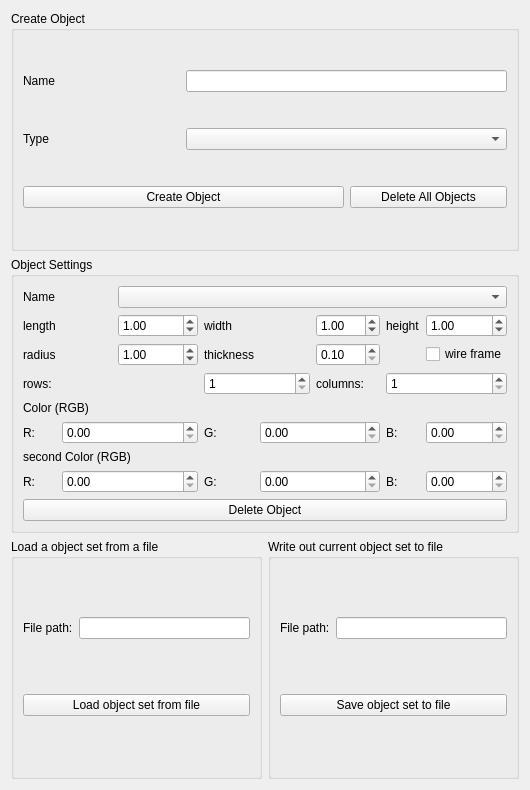
This is cedar/auxiliaries/gui/SceneWidget.ui in cedar/cedar as Qt 5 draws it before an edit. The edited form follows.
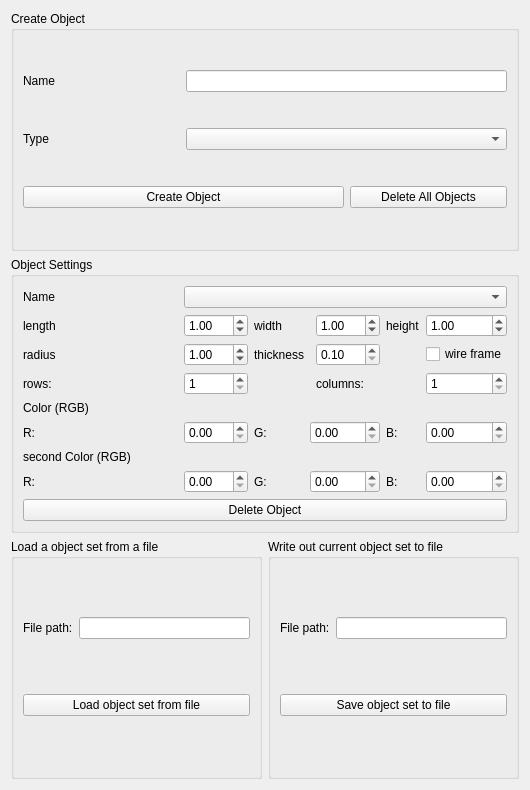
This is the edited form.

```diff
--- a/cedar/auxiliaries/gui/SceneWidget.ui
+++ b/cedar/auxiliaries/gui/SceneWidget.ui
@@ -116,6 +116,12 @@
      </layout>
     </widget>
    </item>
+   <item row="3" column="0" colspan="2">
+    <layout class="QVBoxLayout" name="mpRigidBodyWidgetLayout"/>
+   </item>
+   <item row="2" column="0" colspan="2">
+    <layout class="QVBoxLayout" name="mpRigidBodyVisualizationWidgetLayout"/>
+   </item>
    <item row="1" column="0" colspan="2">
     <widget class="QGroupBox" name="mpObjectSettingsBox">
      <property name="enabled">
@@ -124,8 +130,8 @@
      <property name="title">
       <string>Object Settings</string>
      </property>
-     <layout class="QGridLayout" name="gridLayout_2" columnstretch="1,2,1,2,1,2,0,0,0">
-      <item row="0" column="0" colspan="2">
+     <layout class="QGridLayout" name="gridLayout_2" columnstretch="1,0,0,0,0,0,0,0,0">
+      <item row="0" column="0">
        <widget class="QLabel" name="mpLabelName_2">
         <property name="text">
          <string>Name</string>
@@ -135,28 +141,28 @@
       <item row="0" column="2" colspan="7">
        <widget class="QComboBox" name="mpComboBoxName"/>
       </item>
-      <item row="5" column="0" colspan="4">
+      <item row="3" column="0">
        <widget class="QLabel" name="mpLabelChessboardSize">
         <property name="text">
          <string>rows:</string>
         </property>
        </widget>
       </item>
-      <item row="6" column="0" colspan="3">
+      <item row="4" column="0" colspan="2">
        <widget class="QLabel" name="mpLabelColor">
         <property name="text">
          <string>Color (RGB)</string>
         </property>
        </widget>
       </item>
-      <item row="7" column="0">
+      <item row="5" column="0">
        <widget class="QLabel" name="mpLabelColorR_1">
         <property name="text">
          <string>R:</string>
         </property>
        </widget>
       </item>
-      <item row="7" column="1" colspan="3">
+      <item row="5" column="2" colspan="2">
        <widget class="QDoubleSpinBox" name="mpDoubleSpinBoxColorR">
         <property name="maximum">
          <double>1.000000000000000</double>
@@ -166,14 +172,14 @@
         </property>
        </widget>
       </item>
-      <item row="7" column="4">
+      <item row="5" column="4">
        <widget class="QLabel" name="mpLabelColorG_1">
         <property name="text">
          <string>G:</string>
         </property>
        </widget>
       </item>
-      <item row="7" column="5" colspan="2">
+      <item row="5" column="5" colspan="2">
        <widget class="QDoubleSpinBox" name="mpDoubleSpinBoxColorG">
         <property name="maximum">
          <double>1.000000000000000</double>
@@ -183,14 +189,14 @@
         </property>
        </widget>
       </item>
-      <item row="7" column="7">
+      <item row="5" column="7">
        <widget class="QLabel" name="mpLabelColorB_1">
         <property name="text">
          <string>B:</string>
         </property>
        </widget>
       </item>
-      <item row="7" column="8">
+      <item row="5" column="8">
        <widget class="QDoubleSpinBox" name="mpDoubleSpinBoxColorB">
         <property name="maximum">
          <double>1.000000000000000</double>
@@ -200,21 +206,21 @@
         </property>
        </widget>
       </item>
-      <item row="8" column="0" colspan="5">
+      <item row="6" column="0" colspan="5">
        <widget class="QLabel" name="mpLabelSecondColor">
         <property name="text">
          <string>second Color (RGB)</string>
         </property>
        </widget>
       </item>
-      <item row="9" column="0">
+      <item row="7" column="0">
        <widget class="QLabel" name="mpLabelColorR_2">
         <property name="text">
          <string>R:</string>
         </property>
        </widget>
       </item>
-      <item row="9" column="1" colspan="3">
+      <item row="7" column="2" colspan="2">
        <widget class="QDoubleSpinBox" name="mpDoubleSpinBoxSecondColorR">
         <property name="maximum">
          <double>1.000000000000000</double>
@@ -224,14 +230,14 @@
         </property>
        </widget>
       </item>
-      <item row="9" column="4">
+      <item row="7" column="4">
        <widget class="QLabel" name="mpLabelColorG_2">
         <property name="text">
          <string>G:</string>
         </property>
        </widget>
       </item>
-      <item row="9" column="5" colspan="2">
+      <item row="7" column="5" colspan="2">
        <widget class="QDoubleSpinBox" name="mpDoubleSpinBoxSecondColorG">
         <property name="maximum">
          <double>1.000000000000000</double>
@@ -241,14 +247,14 @@
         </property>
        </widget>
       </item>
-      <item row="9" column="7">
+      <item row="7" column="7">
        <widget class="QLabel" name="mpLabelColorB_2">
         <property name="text">
          <string>B:</string>
         </property>
        </widget>
       </item>
-      <item row="9" column="8">
+      <item row="7" column="8">
        <widget class="QDoubleSpinBox" name="mpDoubleSpinBoxSecondColorB">
         <property name="maximum">
          <double>1.000000000000000</double>
@@ -258,14 +264,14 @@
         </property>
        </widget>
       </item>
-      <item row="10" column="0" colspan="9">
+      <item row="8" column="0" colspan="9">
        <widget class="QPushButton" name="mpPushButtonDeleteObject">
         <property name="text">
          <string>Delete Object</string>
         </property>
        </widget>
       </item>
-      <item row="2" column="8">
+      <item row="1" column="8">
        <widget class="QDoubleSpinBox" name="mpDoubleSpinBoxHeight">
         <property name="minimum">
          <double>0.100000000000000</double>
@@ -281,14 +287,14 @@
         </property>
        </widget>
       </item>
-      <item row="2" column="7">
+      <item row="1" column="7">
        <widget class="QLabel" name="mpLabelHeight">
         <property name="text">
          <string>height</string>
         </property>
        </widget>
       </item>
-      <item row="2" column="2" colspan="2">
+      <item row="1" column="2" colspan="2">
        <widget class="QDoubleSpinBox" name="mpDoubleSpinBoxLength">
         <property name="minimum">
          <double>0.100000000000000</double>
@@ -304,21 +310,21 @@
         </property>
        </widget>
       </item>
-      <item row="2" column="0" colspan="2">
+      <item row="1" column="0">
        <widget class="QLabel" name="mpLabelLenght">
         <property name="text">
          <string>length</string>
         </property>
        </widget>
       </item>
-      <item row="2" column="4" colspan="2">
+      <item row="1" column="4" colspan="2">
        <widget class="QLabel" name="mpLabelWidth">
         <property name="text">
          <string>width</string>
         </property>
        </widget>
       </item>
-      <item row="2" column="6">
+      <item row="1" column="6">
        <widget class="QDoubleSpinBox" name="mpDoubleSpinBoxWidth">
         <property name="minimum">
          <double>0.100000000000000</double>
@@ -334,14 +340,14 @@
         </property>
        </widget>
       </item>
-      <item row="4" column="0">
+      <item row="2" column="0">
        <widget class="QLabel" name="mpLabelRadius">
         <property name="text">
          <string>radius</string>
         </property>
        </widget>
       </item>
-      <item row="4" column="2" colspan="2">
+      <item row="2" column="2" colspan="2">
        <widget class="QDoubleSpinBox" name="mpDoubleSpinBoxRadius">
         <property name="minimum">
          <double>0.100000000000000</double>
@@ -357,7 +363,7 @@
         </property>
        </widget>
       </item>
-      <item row="4" column="6">
+      <item row="2" column="6">
        <widget class="QDoubleSpinBox" name="mpDoubleSpinBoxThickness">
         <property name="minimum">
          <double>0.100000000000000</double>
@@ -370,14 +376,14 @@
         </property>
        </widget>
       </item>
-      <item row="4" column="4">
+      <item row="2" column="4">
        <widget class="QLabel" name="label_3">
         <property name="text">
          <string>thickness</string>
         </property>
        </widget>
       </item>
-      <item row="4" column="8">
+      <item row="2" column="8">
        <widget class="QCheckBox" name="mpWireFrameCheckBox">
         <property name="enabled">
          <bool>true</bool>
@@ -387,7 +393,7 @@
         </property>
        </widget>
       </item>
-      <item row="5" column="7" colspan="2">
+      <item row="3" column="8">
        <widget class="QSpinBox" name="mpSpinBoxChessboardColumns">
         <property name="minimum">
          <number>1</number>
@@ -400,14 +406,14 @@
         </property>
        </widget>
       </item>
-      <item row="5" column="6">
+      <item row="3" column="6">
        <widget class="QLabel" name="label_4">
         <property name="text">
          <string>columns:</string>
         </property>
        </widget>
       </item>
-      <item row="5" column="4" colspan="2">
+      <item row="3" column="2" colspan="2">
        <widget class="QSpinBox" name="mpSpinBoxChessboardRows">
         <property name="minimum">
          <number>1</number>
@@ -423,12 +429,6 @@
      </layout>
     </widget>
    </item>
-   <item row="3" column="0" colspan="2">
-    <layout class="QVBoxLayout" name="mpRigidBodyWidgetLayout"/>
-   </item>
-   <item row="2" column="0" colspan="2">
-    <layout class="QVBoxLayout" name="mpRigidBodyVisualizationWidgetLayout"/>
-   </item>
   </layout>
  </widget>
  <resources/>
```
